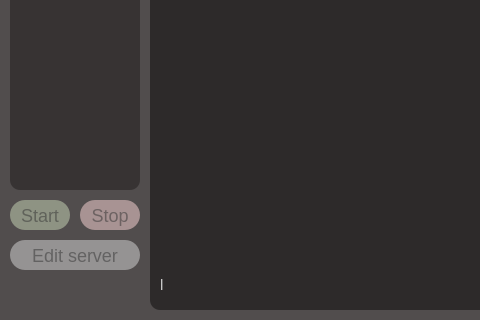
Above: RFTA-Win64/dashboard.ui from rotat1ck/RFTA before the change; both pictures show x 0 to 480 and y 180 to 500 of the 750 by 500 pixel window. Below: the same form after it.
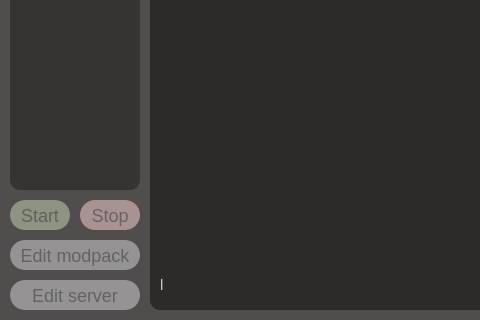
That is the form after the change.

Commit message: added editMP button, updated buttons logic

```diff
--- a/RFTA-Win64/dashboard.ui
+++ b/RFTA-Win64/dashboard.ui
@@ -268,7 +268,7 @@
        <string>Stop</string>
       </property>
      </widget>
-     <widget class="QPushButton" name="EditServerButton">
+     <widget class="QPushButton" name="EditMPButton">
       <property name="enabled">
        <bool>false</bool>
       </property>
@@ -288,6 +288,37 @@
 border-radius: 15px;
 
 font-family: 'Inter SemiBold';
+font-size: 18px;
+line-height: 22px;
+
+color: rgba(50, 50, 50, 128);
+
+</string>
+      </property>
+      <property name="text">
+       <string>Edit modpack</string>
+      </property>
+     </widget>
+     <widget class="QPushButton" name="EditServerButton">
+      <property name="enabled">
+       <bool>false</bool>
+      </property>
+      <property name="geometry">
+       <rect>
+        <x>0</x>
+        <y>390</y>
+        <width>130</width>
+        <height>30</height>
+       </rect>
+      </property>
+      <property name="cursor">
+       <cursorShape>PointingHandCursor</cursorShape>
+      </property>
+      <property name="styleSheet">
+       <string notr="true">background: rgba(217, 217, 217, 128);
+border-radius: 15px;
+
+font-family: 'Inter Semibold';
 font-size: 18px;
 line-height: 22px;
 
```
The commit also changes 5 other files.
